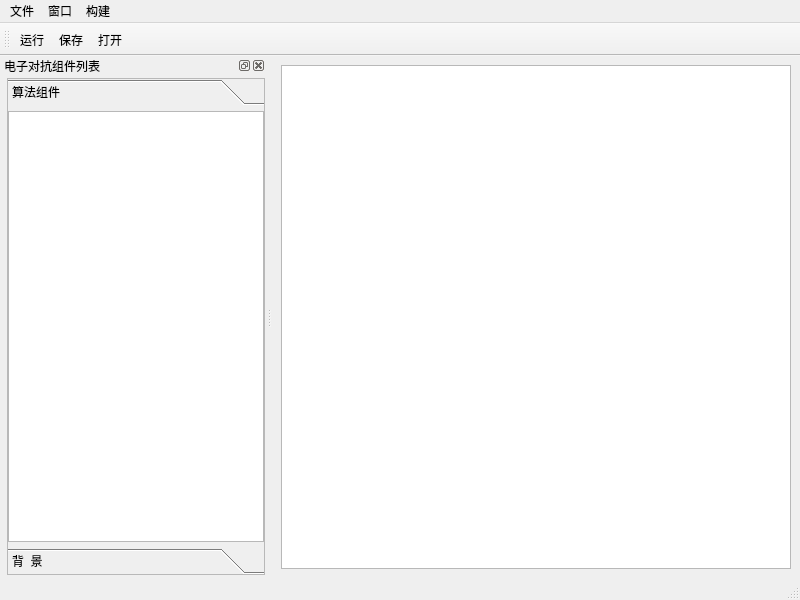
The window that prototype_v0906/EccmPrototype/mainwindow_ecm.ui (Tangzixia/Digital-Prototype) describes before a commit, drawn with Qt 5.
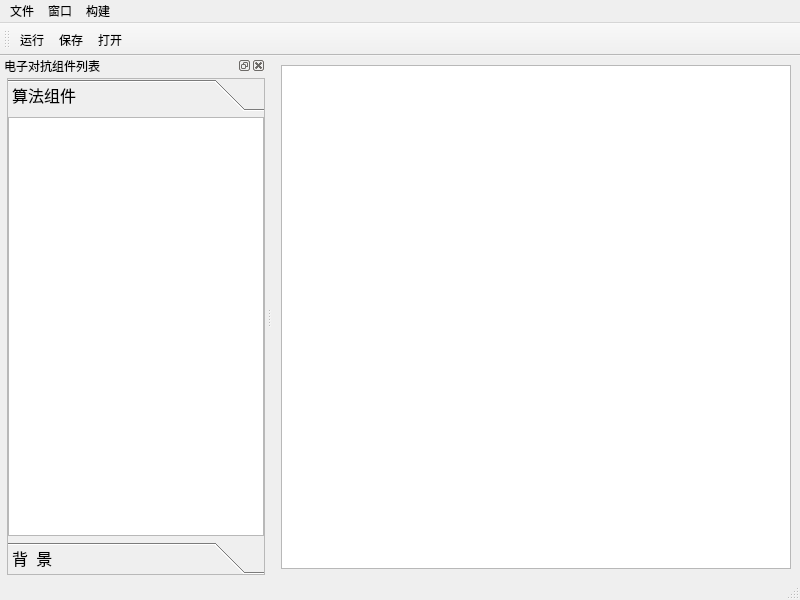
The same window after the commit. Icons and pictures are not drawn.

Patch:
```diff
--- a/prototype_v0906/EccmPrototype/mainwindow_ecm.ui
+++ b/prototype_v0906/EccmPrototype/mainwindow_ecm.ui
@@ -109,6 +109,12 @@
       <layout class="QGridLayout" name="gridLayout_5">
        <item row="0" column="0">
         <widget class="QToolBox" name="toolBox">
+         <property name="font">
+          <font>
+           <family>黑体</family>
+           <pointsize>12</pointsize>
+          </font>
+         </property>
          <property name="frameShape">
           <enum>QFrame::StyledPanel</enum>
          </property>
@@ -124,7 +130,7 @@
             <x>0</x>
             <y>0</y>
             <width>256</width>
-            <height>416</height>
+            <height>421</height>
            </rect>
           </property>
           <attribute name="label">
@@ -153,7 +159,14 @@
             <number>0</number>
            </property>
            <item row="0" column="5">
-            <widget class="QListWidget" name="listWidget_arithmetic"/>
+            <widget class="QListWidget" name="listWidget_arithmetic">
+             <property name="font">
+              <font>
+               <family>黑体</family>
+               <pointsize>12</pointsize>
+              </font>
+             </property>
+            </widget>
            </item>
           </layout>
          </widget>
```
Left out of the diff: 16 changed lines with no effect on the pictures.
